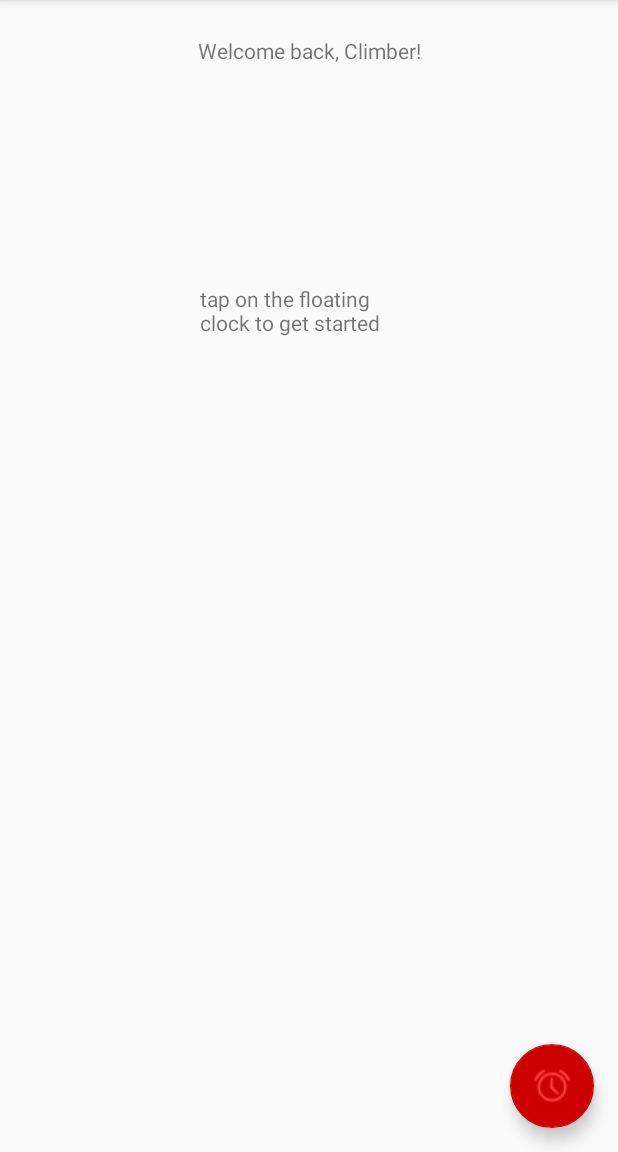
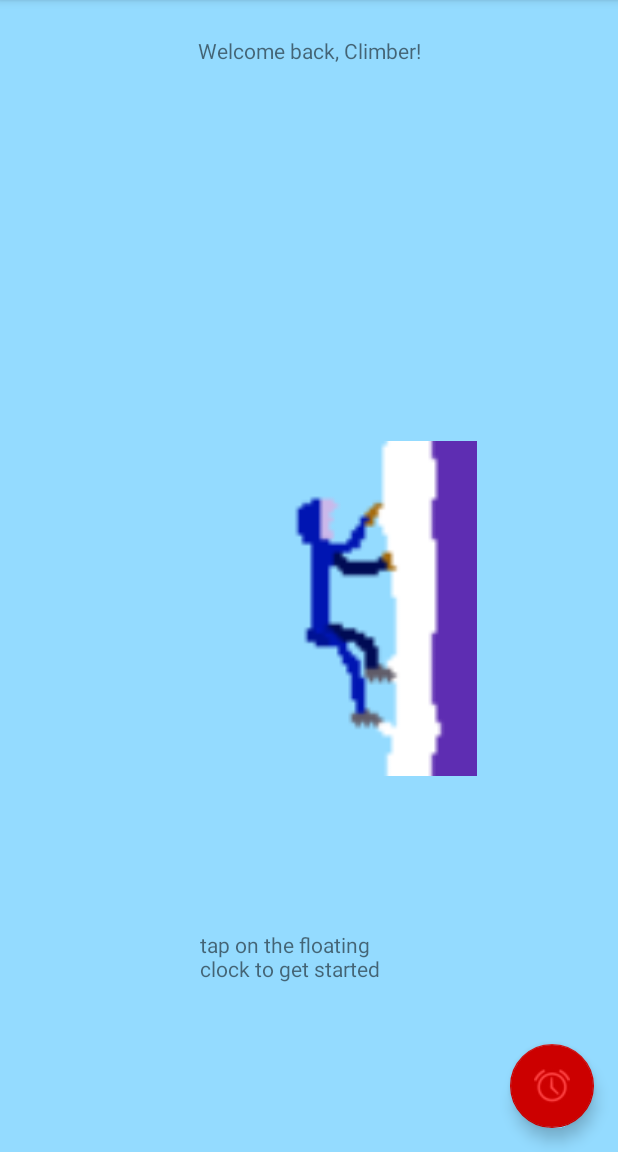
Before and after one commit to KAujla/MountainOHomework, an Android app: the screen it shows after launch (MainActivity), on a phone screen of 412 x 824 dp, the part 84-1236 px from its top. Run offline under Robolectric (Android 15) with nearby library versions, the phone set to English and light mode, and no system bars.

Commit message:
added image to main activity and changed background color

```diff
--- a/app/src/main/java/com/hackathon/karan/mountainohomework/MountainClimbingActivity.java
+++ b/app/src/main/java/com/hackathon/karan/mountainohomework/MountainClimbingActivity.java
@@ -5,8 +5,6 @@ package com.hackathon.karan.mountainohomework;
         import android.os.CountDownTimer;
         import android.support.v7.app.AppCompatActivity;
         import android.os.Bundle;
-        import android.util.Log;
-        import android.view.MotionEvent;
         import android.view.View;
         import android.widget.ImageView;
         import android.widget.ProgressBar;
--- a/app/src/main/res/layout/activity_display_timer.xml
+++ b/app/src/main/res/layout/activity_display_timer.xml
@@ -4,7 +4,8 @@
     xmlns:tools="http://schemas.android.com/tools"
     android:layout_width="match_parent"
     android:layout_height="match_parent"
-    tools:context="com.hackathon.karan.mountainohomework.DisplayTimerActivity">
+    tools:context="com.hackathon.karan.mountainohomework.DisplayTimerActivity"
+    android:background="@color/background">
 
     <TextView
         android:id="@+id/HowToStart"
--- a/app/src/main/res/layout/activity_mountain_climbing.xml
+++ b/app/src/main/res/layout/activity_mountain_climbing.xml
@@ -4,7 +4,8 @@
     xmlns:tools="http://schemas.android.com/tools"
     android:layout_width="match_parent"
     android:layout_height="match_parent"
-    tools:context="com.hackathon.karan.mountainohomework.MountainClimbingActivity">
+    tools:context="com.hackathon.karan.mountainohomework.MountainClimbingActivity"
+    android:background="@color/background">
 
     <TextView
         android:id="@+id/climbTime"
--- a/app/src/main/res/layout/content_main.xml
+++ b/app/src/main/res/layout/content_main.xml
@@ -6,7 +6,8 @@
     android:layout_height="match_parent"
     app:layout_behavior="@string/appbar_scrolling_view_behavior"
     tools:context="com.hackathon.karan.mountainohomework.MainActivity"
-    tools:showIn="@layout/activity_main">
+    tools:showIn="@layout/activity_main"
+    android:background="@color/background">
 
     <TextView
         android:id="@+id/textView"
@@ -24,14 +25,25 @@
         android:layout_width="146dp"
         android:layout_height="37dp"
         android:layout_marginBottom="16dp"
-        android:layout_marginEnd="16dp"
-        android:layout_marginStart="16dp"
-        android:layout_marginTop="50dp"
+        android:layout_marginTop="8dp"
         android:text="@string/getting_started"
         app:layout_constraintBottom_toBottomOf="parent"
         app:layout_constraintEnd_toEndOf="parent"
+        app:layout_constraintLeft_toLeftOf="parent"
+        app:layout_constraintRight_toRightOf="parent"
         app:layout_constraintStart_toStartOf="parent"
+        app:layout_constraintTop_toBottomOf="@+id/imageView" />
+
+    <ImageView
+        android:id="@+id/imageView"
+        android:layout_width="256dp"
+        android:layout_height="223dp"
+        android:layout_marginBottom="8dp"
+        android:layout_marginTop="8dp"
+        app:layout_constraintBottom_toBottomOf="parent"
+        app:layout_constraintLeft_toLeftOf="parent"
+        app:layout_constraintRight_toRightOf="parent"
         app:layout_constraintTop_toBottomOf="@+id/textView"
-        app:layout_constraintVertical_bias="0.155" />
+        app:srcCompat="@drawable/sprite_climbing0" />
 
 </android.support.constraint.ConstraintLayout>
--- a/app/src/main/res/values/colors.xml
+++ b/app/src/main/res/values/colors.xml
@@ -2,5 +2,6 @@
 <resources>
     <color name="colorPrimary">#3f51b5</color>
     <color name="colorPrimaryDark">#303F9F</color>
-    <color name="colorAccent">#FF4081</color>
+    <color name="colorAccent">#F84081</color>
+    <color name="background">#94DBFF</color>
 </resources>
```
